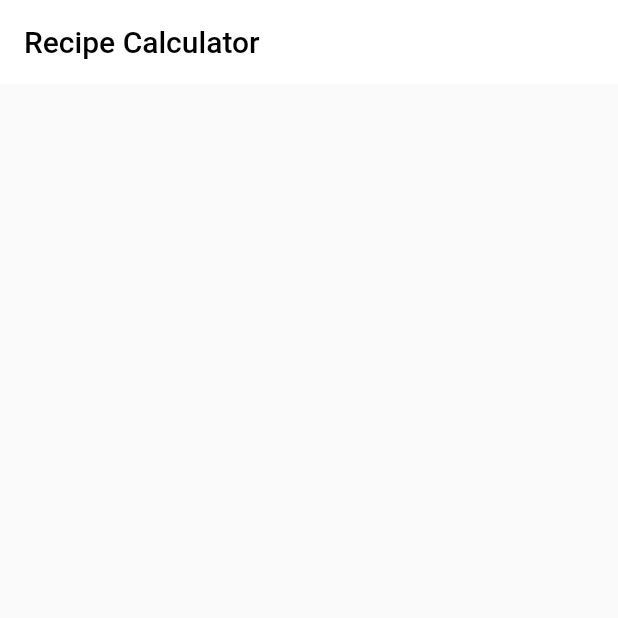
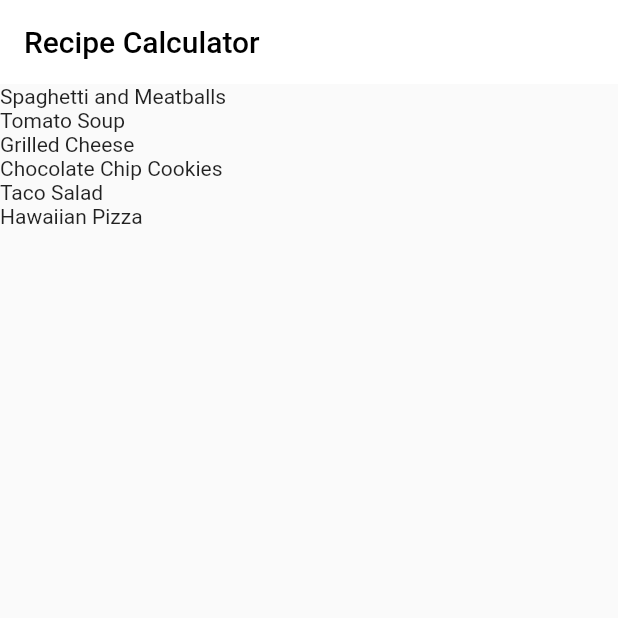
Before and after one commit to JoeDorseyJr/recipes, a Flutter app: the screen it shows after launch, on a phone screen of 412 x 824 dp, the top half of it. Run offline on Flutter 3.47's test engine with Material 2 defaults, Android fonts, the phone set to English and light mode, and no system bars.

Commit message:
Chapter 2 - Adding a data model

```diff
--- a/lib/main.dart
+++ b/lib/main.dart
@@ -1,4 +1,5 @@
 import 'package:flutter/material.dart';
+import 'package:recipes/recipe.dart';
 void main() {
   runApp(const RecipeApp());
 }
@@ -37,8 +38,13 @@ class _MyHomePageState extends State<MyHomePage> {
         title: Text(widget.title),
       ),
       body: Center(
-        // TODO: Replace child: Container()
-        child: Container()
+        child: ListView.builder(
+            itemCount: Recipe.samples.length,
+            itemBuilder: (BuildContext context, int index) {
+            // TODO: Update return to Recipe card
+              return Text(Recipe.samples[index].label);
+            }
+        )
       ),
     );
   }
--- /dev/null
+++ b/lib/recipe.dart
@@ -0,0 +1,38 @@
+class Recipe {
+  String label;
+  String imageUrl;
+  // TODO: Add servings and ingredients here
+
+  Recipe(
+      this.label,
+      this.imageUrl
+  );
+  // TODO: Add List<Recipe> here
+  static List<Recipe> samples = [
+    Recipe(
+      'Spaghetti and Meatballs',
+      'assets/2126711929_ef763de2b3_w.jpg'
+    ),
+    Recipe(
+        'Tomato Soup',
+        'assets/27729023535_a57606c1be.jpg'
+    ),
+    Recipe(
+        'Grilled Cheese',
+        'assets/3187380632_5056654a19_b.jpg'
+    ),
+    Recipe(
+        'Chocolate Chip Cookies',
+        'assets/15992102771_b92f4cc00a_b.jpg'
+    ),
+    Recipe(
+        'Taco Salad',
+        'assets/8533381643_a31a99e8a6_c.jpg'
+    ),
+    Recipe(
+        'Hawaiian Pizza',
+        'assets/15452035777_294cefced5_c.jpg'
+    )
+  ];
+ }
+// TODO: Add Ingredient() here
--- a/pubspec.yaml
+++ b/pubspec.yaml
@@ -59,9 +59,8 @@ flutter:
   uses-material-design: true
 
   # To add assets to your application, add an assets section, like this:
-  # assets:
-  #   - images/a_dot_burr.jpeg
-  #   - images/a_dot_ham.jpeg
+  assets:
+    - assets/
 
   # An image asset can refer to one or more resolution-specific "variants", see
   # https://flutter.dev/assets-and-images/#resolution-aware
```
Also changed, not shown: assets/15452035777_294cefced5_c.jpg (added), assets/15992102771_b92f4cc00a_b.jpg (added), assets/2126711929_ef763de2b3_w.jpg (added), assets/27729023535_a57606c1be.jpg (added), assets/3187380632_5056654a19_b.jpg (added), assets/8533381643_a31a99e8a6_c.jpg (added), 2 other files.
